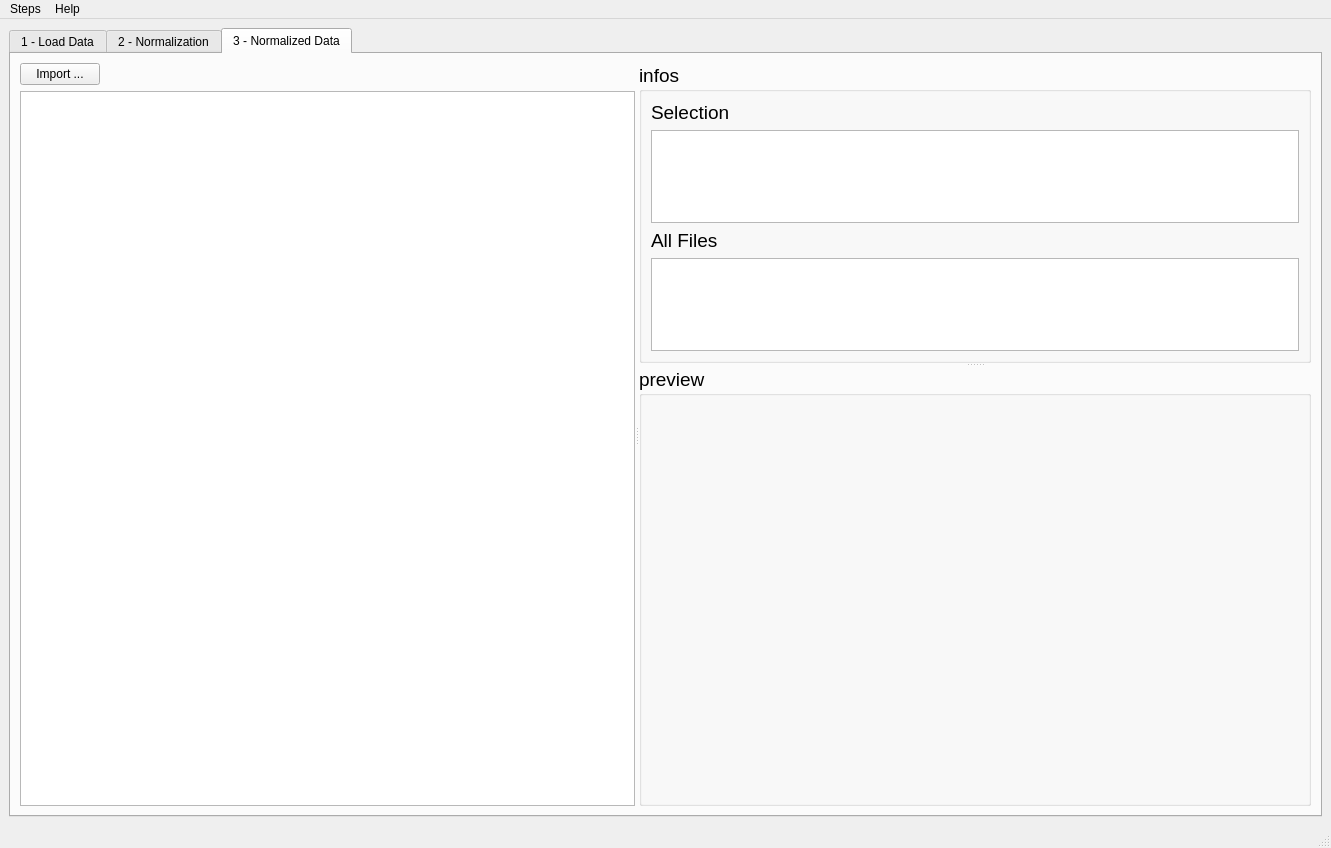
The window that designer/ui_mainWindow.ui (ornlneutronimaging/iBeatles) describes before a commit, drawn with Qt 5.
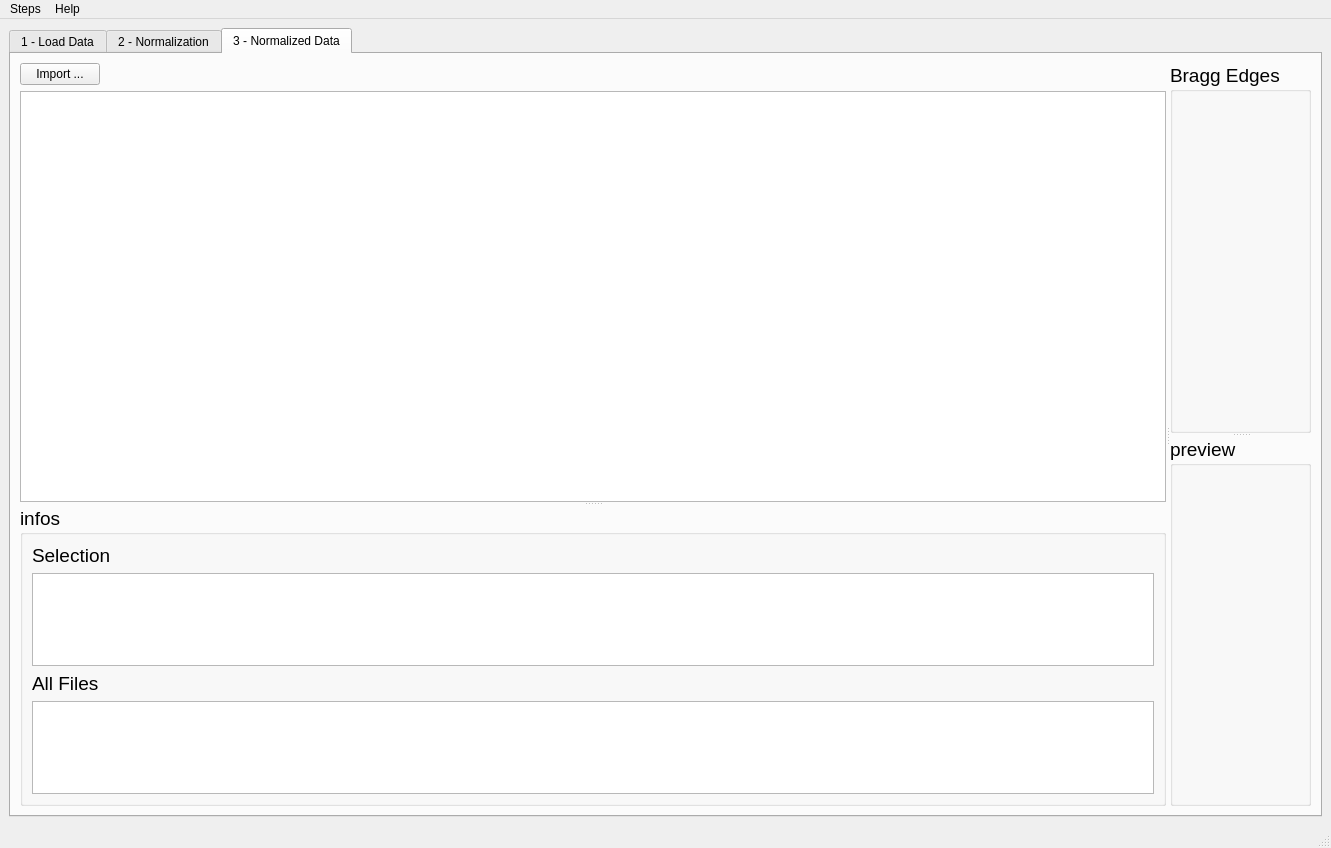
The same window after the commit. The open tabs and pages were chosen to show the change. Custom widgets are drawn as their Qt base class.

Commit message: Changed the layout of the data and normalized tabs as requested by the imaging team

Patch:
```diff
--- a/designer/ui_mainWindow.ui
+++ b/designer/ui_mainWindow.ui
@@ -41,7 +41,7 @@
        </attribute>
        <layout class="QHBoxLayout" name="horizontalLayout">
         <item>
-         <widget class="QSplitter" name="splitter_2">
+         <widget class="QSplitter" name="splitter">
           <property name="orientation">
            <enum>Qt::Horizontal</enum>
           </property>
@@ -603,12 +603,16 @@
        <attribute name="title">
         <string>3 - Normalized Data</string>
        </attribute>
-       <layout class="QVBoxLayout" name="verticalLayout_13">
+       <layout class="QHBoxLayout" name="horizontalLayout_7">
         <item>
          <widget class="QSplitter" name="splitter_4">
           <property name="orientation">
            <enum>Qt::Horizontal</enum>
           </property>
+          <widget class="QSplitter" name="splitter_2">
+           <property name="orientation">
+            <enum>Qt::Vertical</enum>
+           </property>
           <widget class="QWidget" name="layoutWidget">
            <layout class="QVBoxLayout" name="verticalLayout_4">
             <item>
@@ -653,34 +657,6 @@
             </item>
            </layout>
           </widget>
-          <widget class="QWidget" name="widget_2" native="true">
-           <property name="sizePolicy">
-            <sizepolicy hsizetype="Minimum" vsizetype="Preferred">
-             <horstretch>0</horstretch>
-             <verstretch>0</verstretch>
-            </sizepolicy>
-           </property>
-           <property name="minimumSize">
-            <size>
-             <width>300</width>
-             <height>0</height>
-            </size>
-           </property>
-           <layout class="QVBoxLayout" name="verticalLayout_3">
-            <item>
-             <widget class="QSplitter" name="splitter_3">
-              <property name="baseSize">
-               <size>
-                <width>0</width>
-                <height>0</height>
-               </size>
-              </property>
-              <property name="orientation">
-               <enum>Qt::Vertical</enum>
-              </property>
-              <property name="childrenCollapsible">
-               <bool>false</bool>
-              </property>
               <widget class="QGroupBox" name="groupBox_5">
                <property name="sizePolicy">
                 <sizepolicy hsizetype="Preferred" vsizetype="Minimum">
@@ -765,6 +741,45 @@
                 </item>
                </layout>
               </widget>
+          </widget>
+          <widget class="QSplitter" name="splitter_3">
+           <property name="orientation">
+            <enum>Qt::Vertical</enum>
+           </property>
+           <widget class="QGroupBox" name="groupBox_7">
+            <property name="sizePolicy">
+             <sizepolicy hsizetype="Preferred" vsizetype="Expanding">
+              <horstretch>0</horstretch>
+              <verstretch>0</verstretch>
+             </sizepolicy>
+            </property>
+            <property name="font">
+             <font>
+              <pointsize>14</pointsize>
+             </font>
+            </property>
+            <property name="title">
+             <string>Bragg Edges</string>
+            </property>
+            <layout class="QVBoxLayout" name="verticalLayout_13">
+             <item>
+              <widget class="MPLWidget" name="normalized_preview_widget_2" native="true">
+               <property name="sizePolicy">
+                <sizepolicy hsizetype="Preferred" vsizetype="Expanding">
+                 <horstretch>0</horstretch>
+                 <verstretch>0</verstretch>
+                </sizepolicy>
+               </property>
+               <property name="minimumSize">
+                <size>
+                 <width>0</width>
+                 <height>300</height>
+                </size>
+               </property>
+              </widget>
+             </item>
+            </layout>
+           </widget>
               <widget class="QGroupBox" name="groupBox_6">
                <property name="sizePolicy">
                 <sizepolicy hsizetype="Preferred" vsizetype="Expanding">
@@ -799,9 +814,6 @@
                 </item>
                </layout>
               </widget>
-             </widget>
-            </item>
-           </layout>
           </widget>
          </widget>
         </item>
```
Left out of the diff: 44 changed lines with no effect on the pictures. Lines whose indentation alone changed are shown as unchanged. The commit also changes 1 other file.
